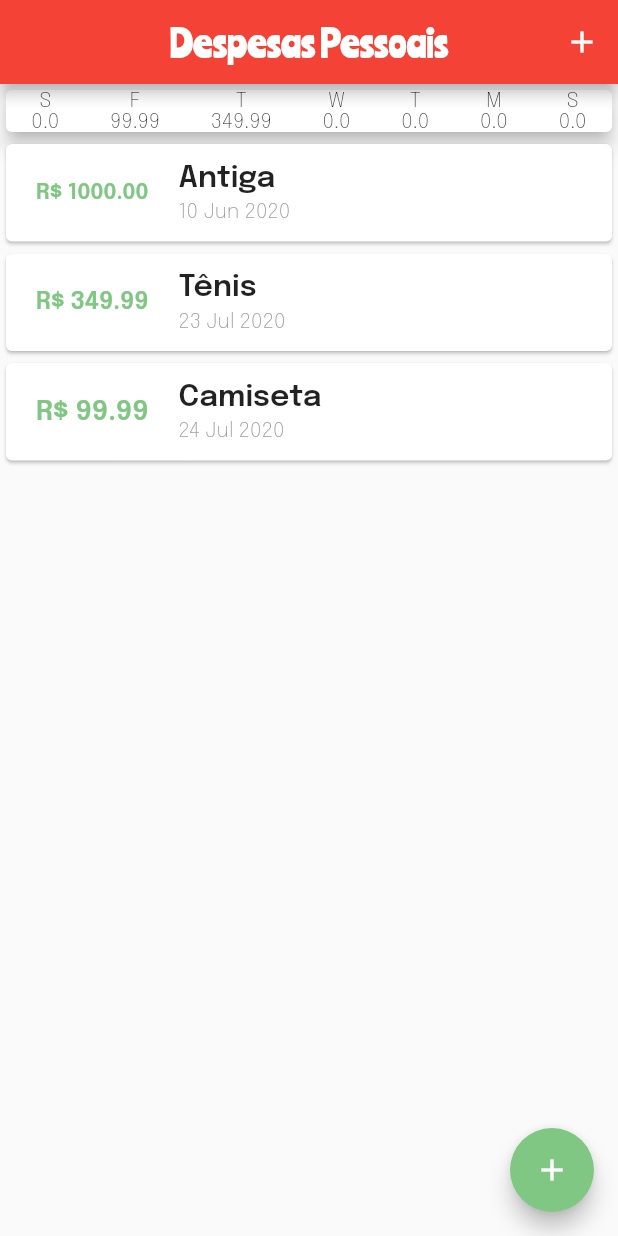
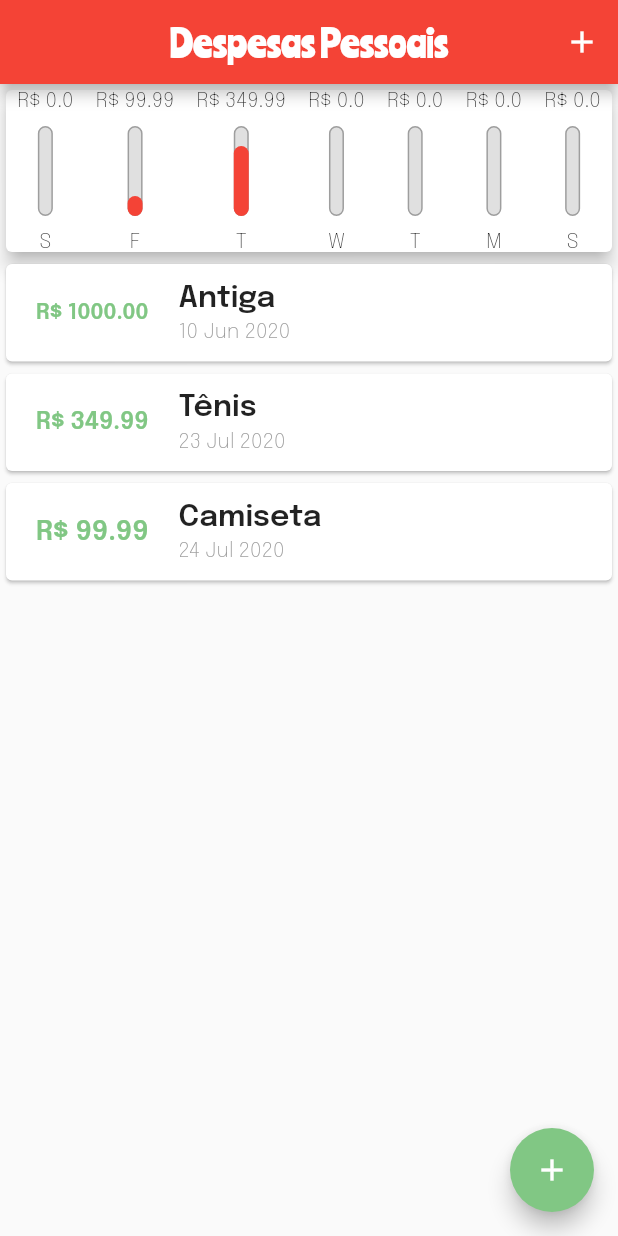
Before and after one commit to kiszewski/ExpensesApp, a Flutter app: the screen it shows after launch, on a phone screen of 412 x 824 dp. Run offline on Flutter 3.47's test engine with Material 2 defaults, Android fonts, the phone set to English and light mode, and no system bars.

Commit message:
adicionando barra de porcentagem

```diff
--- a/lib/components/chart.dart
+++ b/lib/components/chart.dart
@@ -1,3 +1,4 @@
+import 'package:expenses/components/chart_bar.dart';
 import 'package:flutter/material.dart';
 import 'package:intl/intl.dart';
 import '../models/transaction.dart';
@@ -8,10 +9,17 @@ class Chart extends StatelessWidget {
   Chart({this.recentTransactions});
 
   List<Map<String, Object>> get groupedTransactions {
+    double totalWeekSpent = 0.0;
+
+    recentTransactions.forEach((tr) {
+      totalWeekSpent = totalWeekSpent + tr.value;
+    });
+
     return List.generate(7, (index) {
       final weekDay = DateTime.now().subtract(Duration(days: index));
 
       double totalSpent = 0.0;
+      double percent = 0.0;
       if (recentTransactions.length != 0) {
         recentTransactions.forEach((tr) {
           bool sameDay =
@@ -23,6 +31,7 @@ class Chart extends StatelessWidget {
 
           if (sameDay && sameMonth && sameYear) {
             totalSpent = totalSpent + tr.value;
+            percent = ((totalSpent * 100) / totalWeekSpent) / 100;
           }
         });
       }
@@ -30,6 +39,7 @@ class Chart extends StatelessWidget {
       return {
         'weekDay': DateFormat.E().format(weekDay)[0],
         'totalSpent': totalSpent,
+        'percent': percent
       };
     });
   }
@@ -41,11 +51,10 @@ class Chart extends StatelessWidget {
         child: Row(
           mainAxisAlignment: MainAxisAlignment.spaceAround,
           children: groupedTransactions.map((tr) {
-            return Column(
-              children: <Widget>[
-                Text(tr['weekDay']),
-                Text(tr['totalSpent'].toString()),
-              ],
+            return ChartBar(
+              weekDay: tr['weekDay'],
+              totalSpent: tr['totalSpent'],
+              percent: tr['percent'],
             );
           }).toList(),
         ));
--- /dev/null
+++ b/lib/components/chart_bar.dart
@@ -0,0 +1,52 @@
+import 'package:flutter/material.dart';
+
+class ChartBar extends StatelessWidget {
+  final String weekDay;
+  final double totalSpent;
+  final double percent;
+
+  ChartBar({
+    this.weekDay,
+    this.totalSpent,
+    this.percent,
+  });
+
+  @override
+  Widget build(BuildContext context) {
+    return Column(
+      children: <Widget>[
+        Text('R\$ $totalSpent'),
+        SizedBox(
+          height: 10,
+        ),
+        Container(
+          height: 60,
+          width: 10,
+          child: Stack(
+            alignment: Alignment.bottomCenter,
+            children: <Widget>[
+              Container(
+                decoration: BoxDecoration(
+                    border: Border.all(color: Colors.grey, width: 1),
+                    borderRadius: BorderRadius.circular(5),
+                    color: Colors.grey[300]),
+              ),
+              FractionallySizedBox(
+                heightFactor: percent,
+                child: Container(
+                  decoration: BoxDecoration(
+                      color: Theme.of(context).primaryColor,
+                      borderRadius: BorderRadius.circular(5)),
+                ),
+              )
+            ],
+          ),
+        ),
+        SizedBox(
+          height: 10,
+        ),
+        Text(weekDay),
+      ],
+    );
+  }
+}
```
